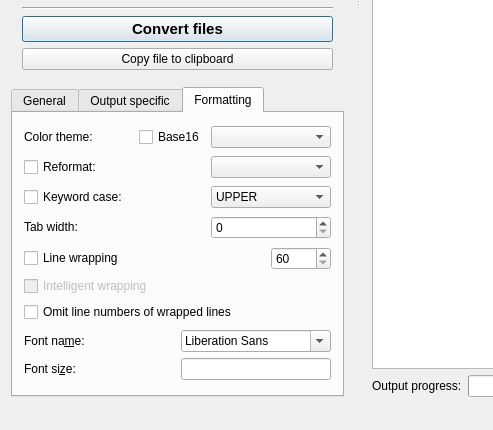
Qt form src/gui-qt/mainwindow.ui (tajmone/highlight) before a commit; both pictures show x 0 to 493 and y 430 to 860 of the 957 by 860 pixel window.
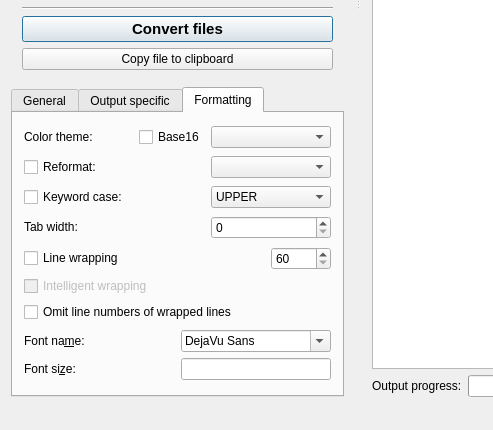
The same form after that commit. The open tabs and pages were chosen to show the change. Icons and pictures are not drawn.

The edit to the form file:
```diff
--- a/src/gui-qt/mainwindow.ui
+++ b/src/gui-qt/mainwindow.ui
@@ -749,7 +749,10 @@
         <enum>QTabWidget::Rounded</enum>
        </property>
        <property name="currentIndex">
-        <number>2</number>
+        <number>0</number>
+       </property>
+       <property name="movable">
+        <bool>false</bool>
        </property>
        <widget class="QWidget" name="page_general">
         <attribute name="title">
@@ -2315,7 +2318,7 @@
              </property>
              <property name="currentFont">
               <font>
-               <family>MS Shell Dlg 2</family>
+               <family>DejaVu Sans</family>
               </font>
              </property>
             </widget>
```
Left out of the diff: 2 changed lines with no effect on the pictures.
